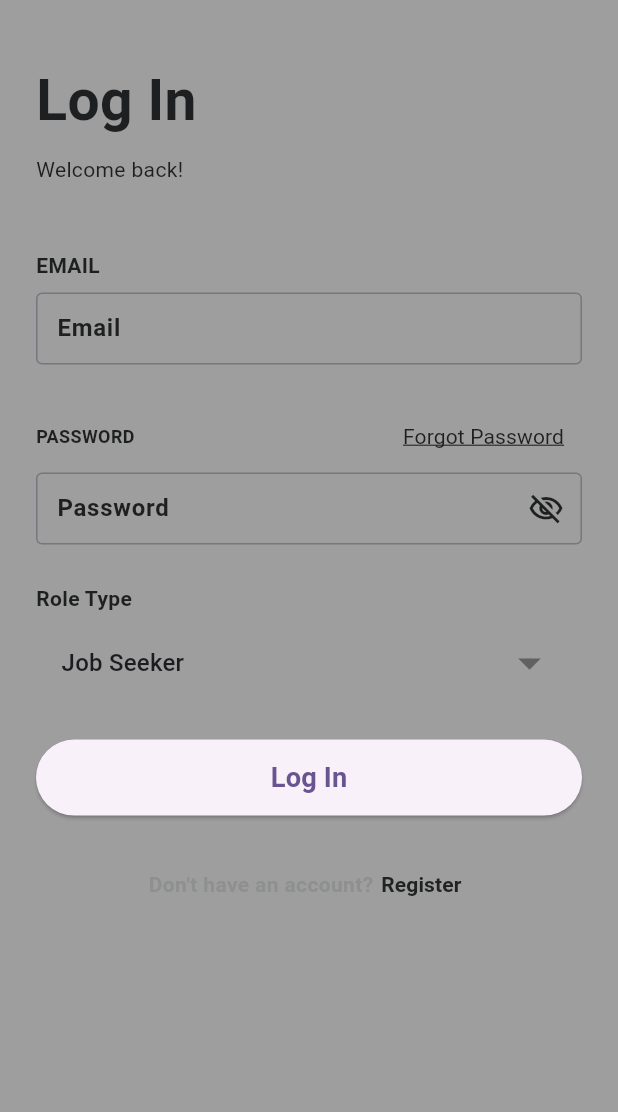
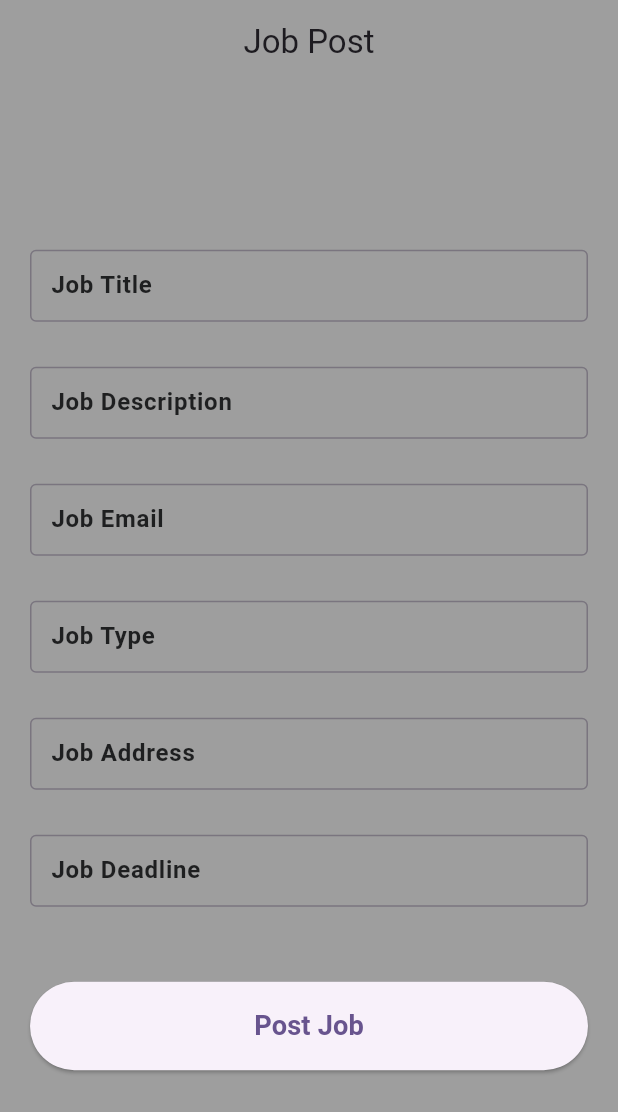
Before and after one commit to Margub-Morshed/Job-Board-App, a Flutter app: the screen it shows after launch, on a phone screen of 412 x 824 dp. Shown: the top 1112 px of the screen. Run offline on Flutter 3.47's test engine with Material 3 defaults, Android fonts, the phone set to English and light mode, and no system bars; our stand-ins replace cloud_firestore, firebase_auth, firebase_core; accounts and stored records are empty.

Commit message:
Job Post, Retrieve, Functioning UI Completed

```diff
--- a/lib/main.dart
+++ b/lib/main.dart
@@ -2,6 +2,7 @@ import 'package:firebase_core/firebase_core.dart';
 import 'package:flutter/material.dart';
 import 'package:job_board_app/utils/utils.dart';
 import 'package:job_board_app/view/home/home_screen.dart';
+import 'package:job_board_app/view/input/input_screen.dart';
 import 'package:job_board_app/view/login/login_screen.dart';
 
 import 'firebase_options.dart';
@@ -29,7 +30,7 @@ class MyApp extends StatelessWidget {
         colorScheme: ColorScheme.fromSeed(seedColor: Colors.deepPurple),
         useMaterial3: true,
       ),
-      home: LoginScreen(),
+      home: const InputScreen(),
     );
   }
 }
--- /dev/null
+++ b/lib/model/job_post_model.dart
@@ -0,0 +1,103 @@
+import 'package:cloud_firestore/cloud_firestore.dart';
+
+class JobPostModel {
+  String id;
+  int companyId;
+  int categoryId;
+  int cityId;
+  String jobTitle;
+  String description;
+  String email;
+  String jobType;
+  String? salaryRange;
+  String? careerLevel;
+  String? experience;
+  String? gender;
+  String qualification;
+  String? facility;
+  String applicationDeadline;
+  String? image;
+  String address;
+  String? mapLink;
+  String status;
+
+  JobPostModel({
+    required this.id,
+    required this.companyId,
+    required this.categoryId,
+    required this.cityId,
+    required this.jobTitle,
+    required this.description,
+    required this.email,
+    required this.jobType,
+    this.salaryRange,
+    this.careerLevel,
+    this.experience,
+    this.gender,
+    required this.qualification,
+    this.facility,
+    required this.applicationDeadline,
+    this.image,
+    required this.address,
+    this.mapLink,
+    required this.status,
+  });
+
+  factory JobPostModel.fromMap(Map<String, dynamic> map) {
+    return JobPostModel(
+      id: map['id'],
+      companyId: map['company_id'],
+      categoryId: map['category_id'],
+      cityId: map['city_id'],
+      jobTitle: map['job_title'],
+      description: map['description'],
+      email: map['email'],
+      jobType: map['job_type'],
+      salaryRange: map['salary_range'],
+      careerLevel: map['career_level'],
+      experience: map['experience'],
+      gender: map['gender'],
+      qualification: map['qualification'],
+      facility: map['facility'],
+      applicationDeadline: map['application_deadline'],
+      image: map['image'],
+      address: map['address'],
+      mapLink: map['map_link'],
+      status: map['status'],
+    );
+  }
+
+  Map<String, dynamic> toMap() {
+    return {
+      'id': id,
+      'company_id': companyId,
+      'category_id': categoryId,
+      'city_id': cityId,
+      'job_title': jobTitle,
+      'description': description,
+      'email': email,
+      'job_type': jobType,
+      'salary_range': salaryRange,
+      'career_level': careerLevel,
+      'experience': experience,
+      'gender': gender,
+      'qualification': qualification,
+      'facility': facility,
+      'application_deadline': applicationDeadline,
+      'image': image,
+      'address': address,
+      'map_link': mapLink,
+      'status': status,
+    };
+  }
+
+  factory JobPostModel.fromFirebaseDocument(DocumentSnapshot doc) {
+    Map<String, dynamic> data = doc.data() as Map<String, dynamic>;
+    return JobPostModel.fromMap(data);
+  }
+
+  @override
+  String toString() {
+    return 'JobModel{id: $id, companyId: $companyId, categoryId: $categoryId, cityId: $cityId, jobTitle: $jobTitle, description: $description, email: $email, jobType: $jobType, salaryRange: $salaryRange, careerLevel: $careerLevel, experience: $experience, gender: $gender, qualification: $qualification, facility: $facility, applicationDeadline: $applicationDeadline, image: $image, address: $address, mapLink: $mapLink, status: $status}';
+  }
+}
--- a/lib/services/auth_service/auth.dart
+++ b/lib/services/auth_service/auth.dart
@@ -14,9 +14,9 @@ class AuthService {
       User? user = authResult.user;
 
       // Create a user document in Firestore based on the role
-      // if (user != null) {
+      if (user != null) {
         await _createUserDocument(user!, model, role);
-      // }
+      }
       return user;
     } catch (e) {
       _handleError(context, "signUpWithEmailAndPassword: ${e.toString()}");
--- /dev/null
+++ b/lib/services/job_post/job_post_service.dart
@@ -0,0 +1,32 @@
+import 'package:cloud_firestore/cloud_firestore.dart';
+
+import '../../model/job_post_model.dart';
+
+class JobService {
+  final CollectionReference jobPostsCollection = FirebaseFirestore.instance.collection('job_posts');
+
+  Future<void> addPost(JobPostModel jobPost) async {
+    try {
+      // Generate a new document with a unique ID
+      jobPost.id = await generateUniqueId();
+      await jobPostsCollection.doc(jobPost.id).set(jobPost.toMap());
+
+      print('Job post added with ID: ${jobPost.id}');
+    } catch (e) {
+      print('Error adding job post: $e');
+      // Handle the error as needed
+    }
+  }
+
+  Stream<List<JobPostModel>> getPostsStream() {
+    return jobPostsCollection.snapshots().map((snapshot) {
+      return snapshot.docs.map((doc) => JobPostModel.fromFirebaseDocument(doc)).toList();
+    });
+  }
+
+  Future<String> generateUniqueId() async {
+    // Generate a unique ID without creating a document
+    DocumentReference documentReference = jobPostsCollection.doc();
+    return documentReference.id;
+  }
+}
--- a/lib/view/common_widgets/custom_textfield.dart
+++ b/lib/view/common_widgets/custom_textfield.dart
@@ -1,27 +1,39 @@
-
 import 'package:flutter/material.dart';
 
 class CustomTextField extends StatelessWidget {
   final TextEditingController controller;
   final String label;
   final String hint;
+  final VoidCallback? onTap;
+  bool readOnly;
 
-  const CustomTextField({
+  CustomTextField({
     Key? key,
     required this.controller,
-    required this.label,
-    required this.hint,
+    this.label = "",
+    this.hint = "",
+    this.onTap,
+    this.readOnly = false,
   }) : super(key: key);
 
   @override
   Widget build(BuildContext context) {
     return TextField(
       controller: controller,
+      onTap: onTap,
+      readOnly: readOnly,
       decoration: InputDecoration(
-          contentPadding: const EdgeInsets.symmetric(
-              horizontal: 10, vertical: 10),
+          contentPadding:
+              const EdgeInsets.symmetric(horizontal: 10, vertical: 10),
           border: const OutlineInputBorder(borderSide: BorderSide(width: 5)),
           hintText: hint,
+          label: Text(
+            label,
+            style: const TextStyle(
+                fontWeight: FontWeight.w600,
+                fontSize: 16,
+                color: Color(0xff1E1F20)),
+          ),
           hintStyle: const TextStyle(
               fontWeight: FontWeight.w600,
               fontSize: 16,
--- /dev/null
+++ b/lib/view/input/input_screen.dart
@@ -0,0 +1,131 @@
+import 'package:flutter/material.dart';
+import 'package:job_board_app/services/job_post/job_post_service.dart';
+import 'package:job_board_app/view/common_widgets/custom_textfield.dart';
+
+import '../../model/job_post_model.dart';
+import '../../utils/utils.dart';
+import '../display/display_screen.dart';
+
+class InputScreen extends StatefulWidget {
+  const InputScreen({super.key});
+
+  @override
+  InputScreenState createState() => InputScreenState();
+}
+
+class InputScreenState extends State<InputScreen> {
+  final JobService fireStoreService = JobService();
+  TextEditingController titleController = TextEditingController();
+  final TextEditingController descController = TextEditingController();
+  final TextEditingController emailController = TextEditingController();
+  final TextEditingController typeController = TextEditingController();
+  final TextEditingController addressController = TextEditingController();
+  final TextEditingController deadlineController = TextEditingController();
+
+  DateTime? selectedDate;
+  TimeOfDay? selectedTime;
+
+  void _pushData() async {
+    JobPostModel jobPost = createJobPostModel();
+    await fireStoreService.addPost(jobPost);
+    _navigateTo(
+      DisplayScreen(
+        jobTitle: jobPost.jobTitle,
+        description: jobPost.description,
+        // ... pass other data
+      ),
+    );
+  }
+
+  JobPostModel createJobPostModel() => JobPostModel(
+      id: "",
+      companyId: 0,
+      categoryId: 0,
+      cityId: 0,
+      jobTitle: titleController.text.trim(),
+      description: descController.text.trim(),
+      email: emailController.text.trim(),
+      jobType: typeController.text.trim(),
+      qualification: "",
+      applicationDeadline: deadlineController.text.trim(),
+      address: addressController.text.trim(),
+      status: "");
+
+  @override
+  Widget build(BuildContext context) {
+    return Scaffold(
+      appBar: AppBar(
+          title: const Text("Job Post"),
+          centerTitle: true,
+          elevation: 0,
+          backgroundColor: Colors.transparent),
+      body: Align(
+        // In order to center align the children's of listview
+        heightFactor: 1.0,
+        child: Center(
+          child: ListView(
+            shrinkWrap: true,
+            padding: const EdgeInsets.symmetric(horizontal: 20),
+
+            children: [
+              // Job Title Input
+              CustomTextField(controller: titleController, label: "Job Title"),
+              const SizedBox(height: 30),
+
+              // Job Description Input
+              CustomTextField(controller: descController, label: "Job Description"),
+              const SizedBox(height: 30),
+
+              // Job Email Input
+              CustomTextField(controller: emailController, label: "Job Email"),
+              const SizedBox(height: 30),
+
+              // Job Type Input
+              CustomTextField(controller: typeController, label: "Job Type"),
+              const SizedBox(height: 30),
+
+              // Job Address Input
+              CustomTextField(controller: addressController, label: "Job Address"),
+              const SizedBox(height: 30),
+
+              // Date & Time
+              CustomTextField(
+                controller: deadlineController,
+                label: "Job Deadline",
+                readOnly: true,
+                onTap: () => Utils.showDateTimePicker(context, deadlineController),
+              ),
+              const SizedBox(height: 50),
+              _buildJobPostButton(),
+            ],
+          ),
+        ),
+      ),
+    );
+  }
+
+  Widget _buildJobPostButton() {
+    return ElevatedButton(
+      onPressed: _pushData,
+      child: Padding(
+        padding: EdgeInsets.symmetric(
+            vertical: Utils.scrHeight * .02,
+            horizontal: Utils.scrHeight * .025),
+        child: Text(
+          'Post Job',
+          style: TextStyle(
+            fontSize: Utils.scrHeight * .022,
+            fontWeight: FontWeight.bold,
+          ),
+        ),
+      ),
+    );
+  }
+
+  void _navigateTo(Widget page) {
+    Navigator.push(
+      context,
+      MaterialPageRoute(builder: (context) => page),
+    );
+  }
+}
--- a/pubspec.yaml
+++ b/pubspec.yaml
@@ -38,6 +38,7 @@ dependencies:
   firebase_core:
   firebase_auth:
   cloud_firestore:
+  intl:
 
 dev_dependencies:
   flutter_test:
```
Also changed, not shown: lib/utils/utils.dart (+56 -2 lines), lib/view/display/display_screen.dart (added, +67 -0 lines), lib/view/profile/profile_screen.dart (+14 -12 lines), pubspec.lock.
